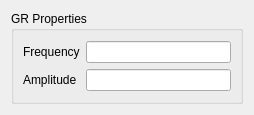
The window that PyFANS/UI/UI_GR_Properties.ui (zigorrom/PyFANS) describes before a commit, drawn with Qt 5.
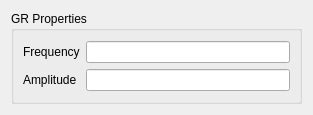
The same window after the commit.

The edit to the form file:
```diff
--- a/PyFANS/UI/UI_GR_Properties.ui
+++ b/PyFANS/UI/UI_GR_Properties.ui
@@ -6,7 +6,7 @@
    <rect>
     <x>0</x>
     <y>0</y>
-    <width>254</width>
+    <width>313</width>
     <height>115</height>
    </rect>
   </property>
```
Left out of the diff: 4 changed lines with no effect on the pictures.
